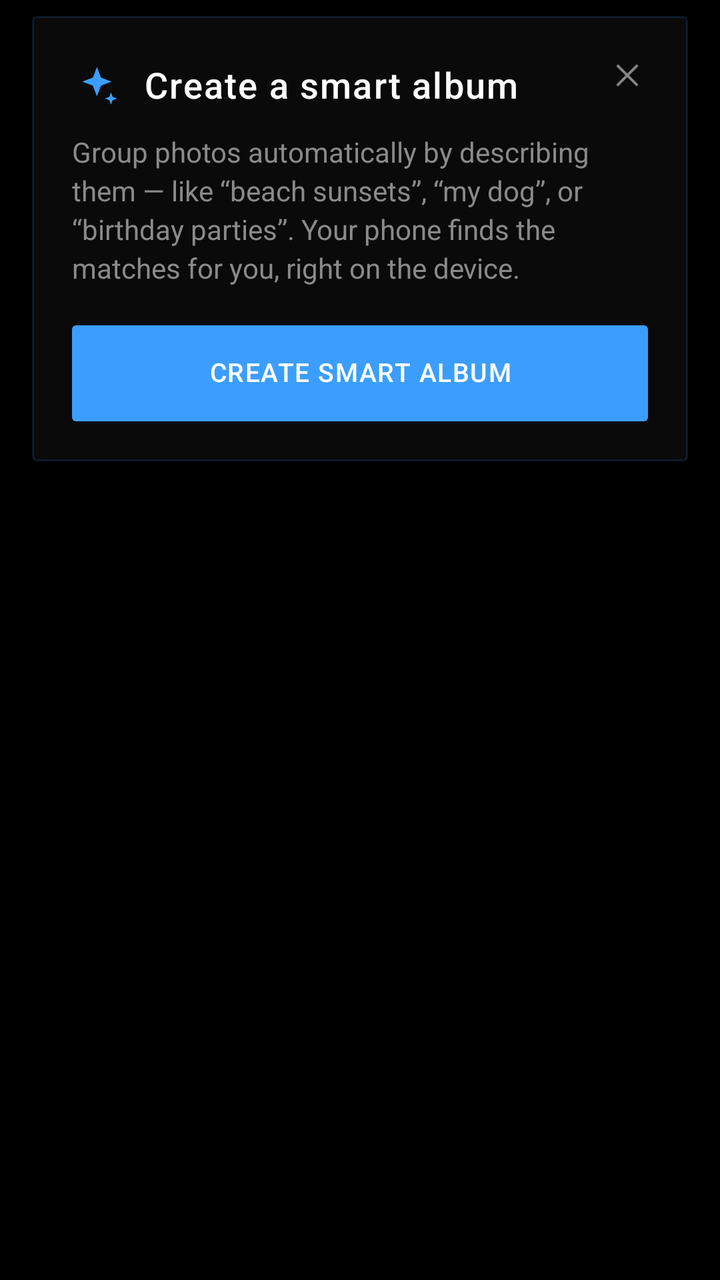
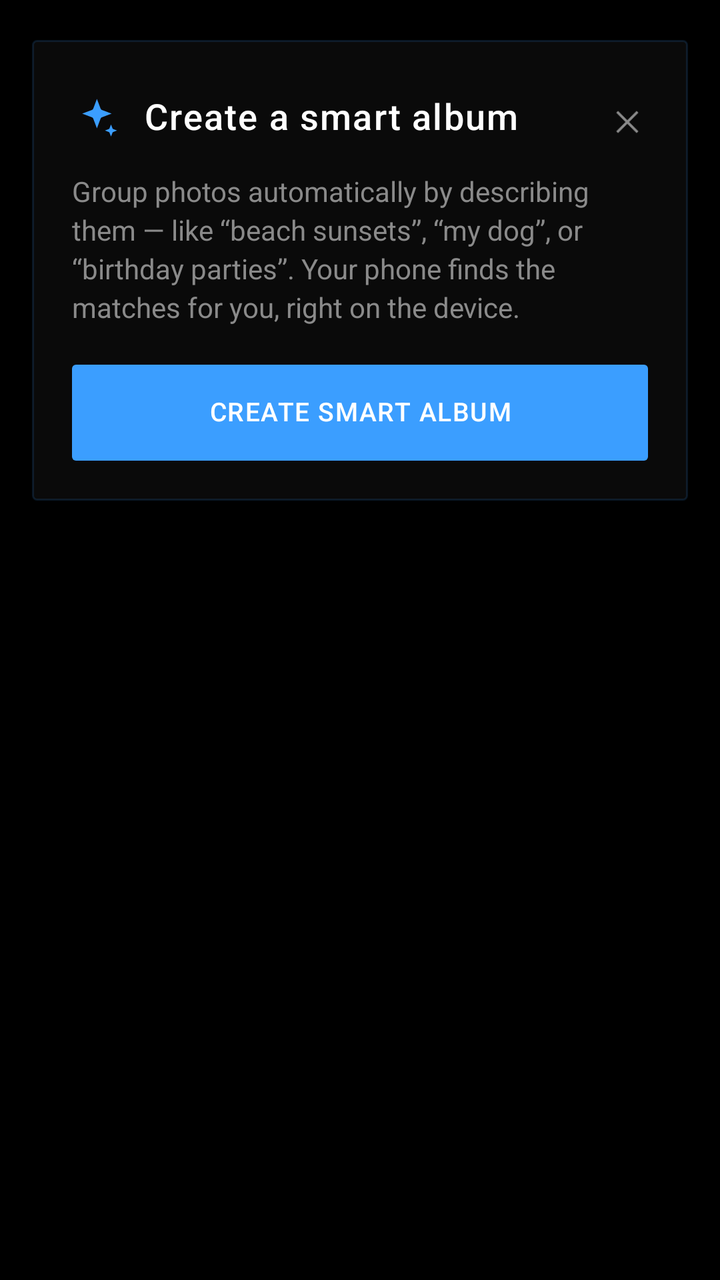

Compare the two renders of this Android layout. The source of the first and the diff that turns it into the second are given below.
<!-- AndroidManifest.xml: application theme Theme.GallerySearch -->
<!-- res/layout/item_smart_album_onboarding.xml -->
<?xml version="1.0" encoding="utf-8"?>
<LinearLayout xmlns:android="http://schemas.android.com/apk/res/android"
    android:layout_width="match_parent"
    android:layout_height="wrap_content"
    android:background="@color/metroBgPrimary"
    android:clickable="true"
    android:focusable="true"
    android:orientation="vertical"
    android:paddingStart="16dp"
    android:paddingTop="8dp"
    android:paddingEnd="16dp"
    android:paddingBottom="16dp">

    <LinearLayout
        android:layout_width="match_parent"
        android:layout_height="wrap_content"
        android:background="@drawable/onboarding_card_bg"
        android:orientation="vertical"
        android:paddingStart="20dp"
        android:paddingTop="22dp"
        android:paddingEnd="20dp"
        android:paddingBottom="20dp">

        <LinearLayout
            android:layout_width="match_parent"
            android:layout_height="wrap_content"
            android:gravity="center_vertical"
            android:orientation="horizontal">

            <ImageView
                android:layout_width="26dp"
                android:layout_height="26dp"
                android:contentDescription="@null"
                android:src="@drawable/ic_fluent_sparkle_24_regular"
                android:tint="@color/metroAccent" />

            <TextView
                android:layout_width="0dp"
                android:layout_height="wrap_content"
                android:layout_marginStart="10dp"
                android:layout_weight="1"
                android:fontFamily="sans-serif-medium"
                android:includeFontPadding="false"
                android:letterSpacing="0.04"
                android:text="Create a smart album"
                android:textColor="@color/metroTextPrimary"
                android:textSize="18sp" />

            <ImageView
                android:id="@+id/onboardingDismissBtn"
                android:layout_width="32dp"
                android:layout_height="32dp"
                android:layout_marginStart="8dp"
                android:layout_marginTop="-6dp"
                android:layout_marginEnd="-6dp"
                android:background="?android:attr/selectableItemBackgroundBorderless"
                android:clickable="true"
                android:contentDescription="Dismiss"
                android:focusable="true"
                android:padding="6dp"
                android:src="@drawable/ic_fluent_dismiss_24_regular"
                android:tint="@color/metroTextSecondary" />
        </LinearLayout>

        <TextView
            android:layout_width="match_parent"
            android:layout_height="wrap_content"
            android:layout_marginTop="12dp"
            android:fontFamily="sans-serif"
            android:includeFontPadding="false"
            android:lineSpacingExtra="3dp"
            android:text="Group photos automatically by describing them — like “beach sunsets”, “my dog”, or “birthday parties”. Your phone finds the matches for you, right on the device."
            android:textColor="@color/metroTextSecondary"
            android:textSize="14sp" />

        <TextView
            android:id="@+id/onboardingCreateBtn"
            android:layout_width="match_parent"
            android:layout_height="48dp"
            android:layout_marginTop="20dp"
            android:background="@drawable/onboarding_button_bg"
            android:clickable="true"
            android:focusable="true"
            android:fontFamily="sans-serif-medium"
            android:gravity="center"
            android:includeFontPadding="false"
            android:letterSpacing="0.04"
            android:text="CREATE SMART ALBUM"
            android:textColor="#FFFFFF"
            android:textSize="13sp" />
    </LinearLayout>
</LinearLayout>
<!-- resources referenced by this layout -->
<resources>
  <color name="metroAccent">#FF3B9EFF</color>
  <color name="metroBgPrimary">#FF000000</color>
  <color name="metroTextPrimary">#FFFFFFFF</color>
  <color name="metroTextSecondary">#FF8A8A8A</color>
  <!-- drawable ic_fluent_dismiss_24_regular (drawable) -->
  <vector xmlns:android="http://schemas.android.com/apk/res/android"
      android:width="24dp"
      android:height="24dp"
      android:viewportWidth="24"
      android:viewportHeight="24">
      <path
          android:fillColor="#FFFFFFFF"
          android:pathData="M6.4,5.35l5.6,5.6 5.6,-5.6 1.05,1.05 -5.6,5.6 5.6,5.6 -1.05,1.05 -5.6,-5.6 -5.6,5.6 -1.05,-1.05 5.6,-5.6 -5.6,-5.6z" />
  </vector>
  <!-- drawable ic_fluent_sparkle_24_regular (drawable) -->
  <vector xmlns:android="http://schemas.android.com/apk/res/android"
      android:width="24dp"
      android:height="24dp"
      android:viewportWidth="24"
      android:viewportHeight="24">
      <path
          android:fillColor="#FFFFFFFF"
          android:pathData="M11.5,3.2l1.7,4.5c0.1,0.27 0.31,0.48 0.58,0.58l4.5,1.7 -4.5,1.7c-0.27,0.1 -0.48,0.31 -0.58,0.58l-1.7,4.5 -1.7,-4.5c-0.1,-0.27 -0.31,-0.48 -0.58,-0.58l-4.5,-1.7 4.5,-1.7c0.27,-0.1 0.48,-0.31 0.58,-0.58z M18,15l0.7,1.8c0.05,0.13 0.15,0.23 0.28,0.28l1.8,0.7 -1.8,0.7c-0.13,0.05 -0.23,0.15 -0.28,0.28l-0.7,1.8 -0.7,-1.8c-0.05,-0.13 -0.15,-0.23 -0.28,-0.28l-1.8,-0.7 1.8,-0.7c0.13,-0.05 0.23,-0.15 0.28,-0.28z" />
  </vector>
  <!-- drawable onboarding_button_bg (drawable) -->
  <?xml version="1.0" encoding="utf-8"?>
  <ripple xmlns:android="http://schemas.android.com/apk/res/android"
      android:color="#33FFFFFF">
      <item>
          <shape android:shape="rectangle">
              <solid android:color="@color/metroAccent" />
              <corners android:radius="2dp" />
          </shape>
      </item>
  </ripple>
  <!-- drawable onboarding_card_bg (drawable) -->
  <?xml version="1.0" encoding="utf-8"?>
  <shape xmlns:android="http://schemas.android.com/apk/res/android"
      android:shape="rectangle">
      <solid android:color="@color/metroBgSecondary" />
      <stroke
          android:width="1dp"
          android:color="#243B9EFF" />
      <corners android:radius="2dp" />
  </shape>
  <style name="Theme.GallerySearch" parent="Theme.AppCompat.DayNight.NoActionBar">
          <item name="android:fontFamily">sans-serif</item>
          <item name="android:windowLightStatusBar">false</item>
          <item name="android:navigationBarColor">@color/metroNavBar</item>
          <item name="android:statusBarColor">@color/metroStatusBar</item>
          <item name="android:windowNoTitle">true</item>
          <item name="android:windowActionBar">false</item>
          <item name="colorAccent">@color/metroAccent</item>
      </style>
  <color name="metroBgSecondary">#FF0A0A0A</color>
  <color name="metroNavBar">#FF000000</color>
  <color name="metroStatusBar">#FF0A0A0A</color>
</resources>

<!-- the commit's change to res/layout/item_smart_album_onboarding.xml (unified diff, before → after) -->
@@ -7,7 +7,7 @@
     android:focusable="true"
     android:orientation="vertical"
     android:paddingStart="16dp"
-    android:paddingTop="8dp"
+    android:paddingTop="20dp"
     android:paddingEnd="16dp"
     android:paddingBottom="16dp">
 
@@ -51,7 +51,7 @@
                 android:layout_width="32dp"
                 android:layout_height="32dp"
                 android:layout_marginStart="8dp"
-                android:layout_marginTop="-6dp"
+                android:layout_marginTop="2dp"
                 android:layout_marginEnd="-6dp"
                 android:background="?android:attr/selectableItemBackgroundBorderless"
                 android:clickable="true"
